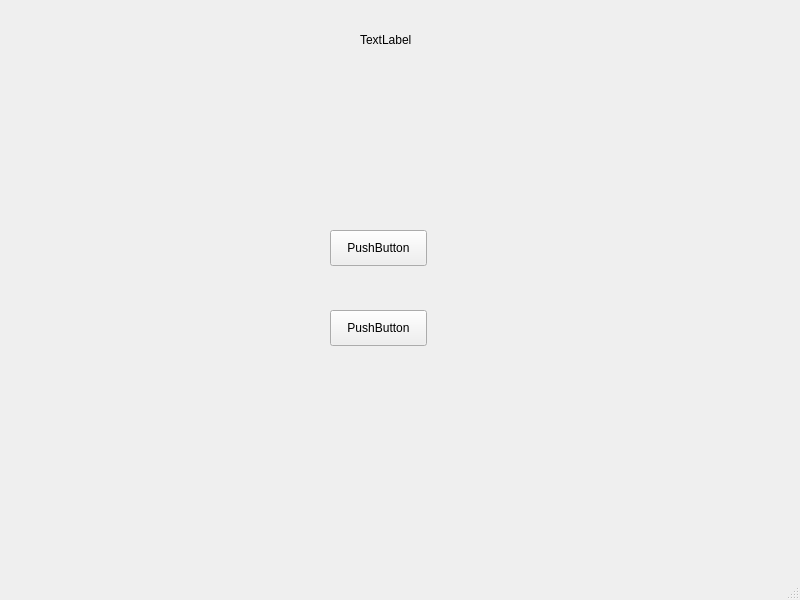
VatoGoL/OS_KursWork, file mainwindow.ui: the form before one commit.
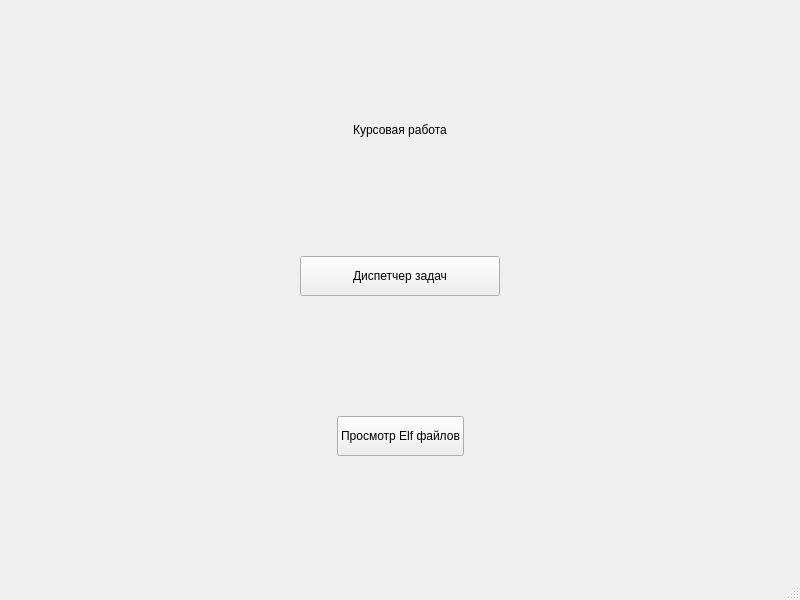
The form after the commit.

```diff
--- a/mainwindow.ui
+++ b/mainwindow.ui
@@ -14,45 +14,162 @@
    <string>MainWindow</string>
   </property>
   <widget class="QWidget" name="__wrapper">
-   <widget class="QLabel" name="label">
-    <property name="geometry">
-     <rect>
-      <x>360</x>
-      <y>30</y>
-      <width>66</width>
-      <height>20</height>
-     </rect>
-    </property>
-    <property name="text">
-     <string>TextLabel</string>
-    </property>
-   </widget>
-   <widget class="QPushButton" name="pushButton">
-    <property name="geometry">
-     <rect>
-      <x>330</x>
-      <y>230</y>
-      <width>97</width>
-      <height>36</height>
-     </rect>
-    </property>
-    <property name="text">
-     <string>PushButton</string>
-    </property>
-   </widget>
-   <widget class="QPushButton" name="pushButton_2">
-    <property name="geometry">
-     <rect>
-      <x>330</x>
-      <y>310</y>
-      <width>97</width>
-      <height>36</height>
-     </rect>
-    </property>
-    <property name="text">
-     <string>PushButton</string>
-    </property>
-   </widget>
+   <layout class="QVBoxLayout" name="verticalLayout">
+    <item>
+     <spacer name="verticalSpacer_2">
+      <property name="orientation">
+       <enum>Qt::Vertical</enum>
+      </property>
+      <property name="sizeHint" stdset="0">
+       <size>
+        <width>20</width>
+        <height>95</height>
+       </size>
+      </property>
+     </spacer>
+    </item>
+    <item>
+     <widget class="QLabel" name="__l_kurs_work">
+      <property name="text">
+       <string>Курсовая работа</string>
+      </property>
+      <property name="alignment">
+       <set>Qt::AlignCenter</set>
+      </property>
+     </widget>
+    </item>
+    <item>
+     <spacer name="verticalSpacer">
+      <property name="orientation">
+       <enum>Qt::Vertical</enum>
+      </property>
+      <property name="sizeHint" stdset="0">
+       <size>
+        <width>20</width>
+        <height>95</height>
+       </size>
+      </property>
+     </spacer>
+    </item>
+    <item>
+     <layout class="QHBoxLayout" name="horizontalLayout_2">
+      <item>
+       <spacer name="horizontalSpacer_2">
+        <property name="orientation">
+         <enum>Qt::Horizontal</enum>
+        </property>
+        <property name="sizeHint" stdset="0">
+         <size>
+          <width>40</width>
+          <height>20</height>
+         </size>
+        </property>
+       </spacer>
+      </item>
+      <item>
+       <widget class="QPushButton" name="pushButton">
+        <property name="minimumSize">
+         <size>
+          <width>200</width>
+          <height>40</height>
+         </size>
+        </property>
+        <property name="text">
+         <string>Диспетчер задач</string>
+        </property>
+       </widget>
+      </item>
+      <item>
+       <spacer name="horizontalSpacer">
+        <property name="orientation">
+         <enum>Qt::Horizontal</enum>
+        </property>
+        <property name="sizeHint" stdset="0">
+         <size>
+          <width>40</width>
+          <height>20</height>
+         </size>
+        </property>
+       </spacer>
+      </item>
+     </layout>
+    </item>
+    <item>
+     <spacer name="verticalSpacer_3">
+      <property name="orientation">
+       <enum>Qt::Vertical</enum>
+      </property>
+      <property name="sizeHint" stdset="0">
+       <size>
+        <width>20</width>
+        <height>94</height>
+       </size>
+      </property>
+     </spacer>
+    </item>
+    <item>
+     <layout class="QHBoxLayout" name="horizontalLayout">
+      <item>
+       <spacer name="horizontalSpacer_4">
+        <property name="orientation">
+         <enum>Qt::Horizontal</enum>
+        </property>
+        <property name="sizeHint" stdset="0">
+         <size>
+          <width>40</width>
+          <height>20</height>
+         </size>
+        </property>
+       </spacer>
+      </item>
+      <item>
+       <widget class="QPushButton" name="pushButton_2">
+        <property name="sizePolicy">
+         <sizepolicy hsizetype="Fixed" vsizetype="Fixed">
+          <horstretch>0</horstretch>
+          <verstretch>0</verstretch>
+         </sizepolicy>
+        </property>
+        <property name="minimumSize">
+         <size>
+          <width>100</width>
+          <height>40</height>
+         </size>
+        </property>
+        <property name="text">
+         <string>Просмотр Elf файлов</string>
+        </property>
+       </widget>
+      </item>
+      <item>
+       <spacer name="horizontalSpacer_3">
+        <property name="orientation">
+         <enum>Qt::Horizontal</enum>
+        </property>
+        <property name="sizeHint" stdset="0">
+         <size>
+          <width>40</width>
+          <height>20</height>
+         </size>
+        </property>
+       </spacer>
+      </item>
+     </layout>
+    </item>
+    <item>
+     <spacer name="verticalSpacer_4">
+      <property name="orientation">
+       <enum>Qt::Vertical</enum>
+      </property>
+      <property name="sizeHint" stdset="0">
+       <size>
+        <width>20</width>
+        <height>95</height>
+       </size>
+      </property>
+     </spacer>
+    </item>
+   </layout>
   </widget>
   <widget class="QMenuBar" name="menubar">
    <property name="geometry">
```
